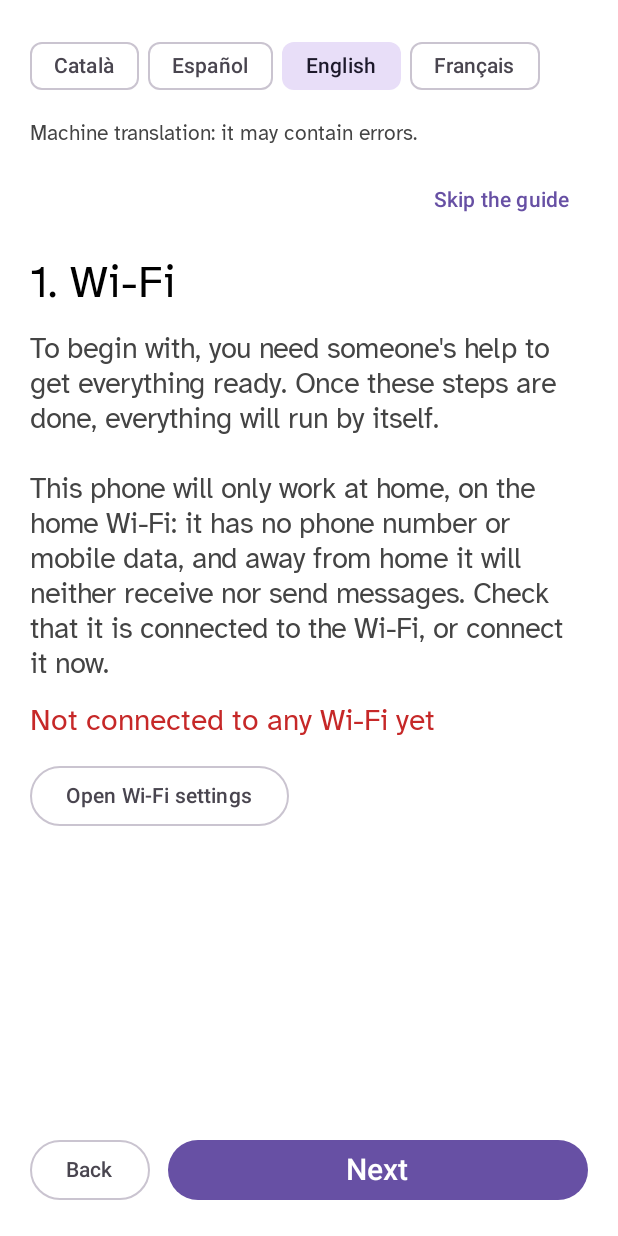
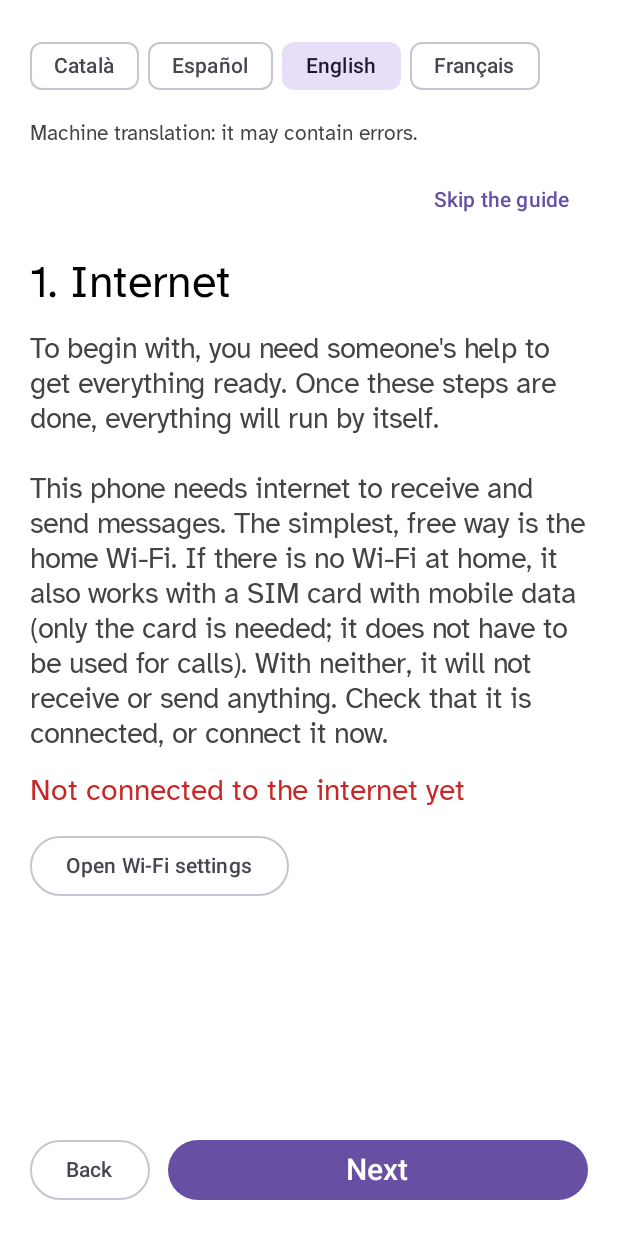
Before and after one commit to ciberedu2020-cloud/comunicador_maria_rosa, an Android app built with Jetpack Compose: the screen it shows after launch (MainActivity), after a tap on "Next", on a phone screen of 412 x 824 dp. Run offline under Robolectric (Android 15) with nearby library versions, the phone set to English and light mode, and no system bars; network calls fail; pictures from the network do not load.

Commit message:
Internet per Wi-Fi o dades mòbils, no només Wi-Fi
Co-Authored-By: Claude Sonnet 5.5 <noreply@anthropic.com>

```diff
--- a/app/src/main/java/cat/mariarosa/app/Net.kt
+++ b/app/src/main/java/cat/mariarosa/app/Net.kt
@@ -4,10 +4,10 @@ import android.content.Context
 import android.net.ConnectivityManager
 import android.net.NetworkCapabilities
 
-/** True when the phone is connected to a Wi-Fi network (the only connection this app is meant to use). */
-fun wifiConnected(context: Context): Boolean = try {
+/** True when the phone has an internet connection, whether by Wi-Fi or by a SIM card's data. */
+fun internetConnected(context: Context): Boolean = try {
     val cm = context.getSystemService(Context.CONNECTIVITY_SERVICE) as ConnectivityManager
-    cm.getNetworkCapabilities(cm.activeNetwork)?.hasTransport(NetworkCapabilities.TRANSPORT_WIFI) == true
+    cm.getNetworkCapabilities(cm.activeNetwork)?.hasCapability(NetworkCapabilities.NET_CAPABILITY_INTERNET) == true
 } catch (_: Exception) {
     false
 }
--- a/app/src/main/java/cat/mariarosa/app/SettingsScreen.kt
+++ b/app/src/main/java/cat/mariarosa/app/SettingsScreen.kt
@@ -110,7 +110,7 @@ fun SettingsScreen(
     var botName by remember { mutableStateOf<String?>(null) }
     var botChecked by remember { mutableStateOf(false) }
     var stranger by remember { mutableStateOf(prefs.stranger) }
-    var wifi by remember { mutableStateOf(wifiConnected(context)) }
+    var wifi by remember { mutableStateOf(internetConnected(context)) }
     var showLevels by remember { mutableStateOf(false) }
 
     LaunchedEffect(Unit) {
@@ -122,7 +122,7 @@ fun SettingsScreen(
     // Wi-Fi and newcomers are kept up to date while this screen is open.
     LaunchedEffect(Unit) {
         while (true) {
-            wifi = wifiConnected(context)
+            wifi = internetConnected(context)
             stranger = prefs.stranger
             delay(2_000)
         }
--- a/app/src/main/java/cat/mariarosa/app/Strings.kt
+++ b/app/src/main/java/cat/mariarosa/app/Strings.kt
@@ -120,12 +120,12 @@ object S {
     )
     val openGuide get() = tr("Obre la guia pas a pas", "Abrir la guía paso a paso", "Open the step-by-step guide", "Ouvrir le guide pas à pas")
     val nowTitle get() = tr("Com està ara", "Cómo está ahora", "How things stand", "État actuel")
-    val wifiOk get() = tr("Wi-Fi: connectat ✔", "Wi-Fi: conectado ✔", "Wi-Fi: connected ✔", "Wi-Fi : connecté ✔")
+    val wifiOk get() = tr("Internet: connectat ✔", "Internet: conectado ✔", "Internet: connected ✔", "Internet : connecté ✔")
     val wifiNo get() = tr(
-        "Wi-Fi: no connectat. Sense Wi-Fi no es poden rebre ni enviar missatges.",
-        "Wi-Fi: no conectado. Sin Wi-Fi no se pueden recibir ni enviar mensajes.",
-        "Wi-Fi: not connected. Without Wi-Fi no messages can be received or sent.",
-        "Wi-Fi : non connecté. Sans Wi-Fi, impossible de recevoir ou d'envoyer des messages.",
+        "Internet: no connectat. Sense internet no es poden rebre ni enviar missatges.",
+        "Internet: no conectado. Sin internet no se pueden recibir ni enviar mensajes.",
+        "Internet: not connected. Without internet no messages can be received or sent.",
+        "Internet : non connecté. Sans internet, impossible de recevoir ou d'envoyer des messages.",
     )
     val connectWifi get() = tr("Connecta al Wi-Fi", "Conectar al Wi-Fi", "Connect to Wi-Fi", "Se connecter au Wi-Fi")
     val changeWifi get() = tr("Canvia de Wi-Fi", "Cambiar de Wi-Fi", "Change Wi-Fi", "Changer de Wi-Fi")
--- a/app/src/main/java/cat/mariarosa/app/TutorialScreen.kt
+++ b/app/src/main/java/cat/mariarosa/app/TutorialScreen.kt
@@ -62,13 +62,14 @@ internal val Ca = Words(
     welcomeBody = "Aquesta aplicació està pensada per a persones que tenen dificultats per fer servir un mòbil, " +
         "i permet comunicar-se per veu amb uns pocs usuaris.\n\n" +
         "Aquesta guia és opcional: serveix per deixar l'app a punt amb només aquest mòbil, sense ordinador. " +
-        "Els passos són: el Wi-Fi, el bot de Telegram, qui hi parlarà, un PIN opcional i, si vols, fixar l'app a la pantalla. " +
+        "Els passos són: la connexió a internet, el bot de Telegram, qui hi parlarà, un PIN opcional i, si vols, fixar l'app a la pantalla. " +
         "Pots saltar-la ara i tornar-hi des de «Programació».",
-    wifiTitle = "1. Wi-Fi",
+    wifiTitle = "1. Internet",
     wifiBody = "Per començar, necessites l'ajuda d'algú per deixar-ho tot a punt. Un cop fetes aquestes pautes, després ja anirà tot sol.\n\n" +
-        "Aquest mòbil només funcionarà a casa, amb el Wi-Fi de la casa: no té número de telèfon ni dades mòbils, " +
-        "i fora de casa no rebrà ni enviarà missatges. Comprova que estigui connectat al Wi-Fi, o connecta'l ara.",
-    wifiOn = "Connectat al Wi-Fi ✔", wifiOff = "Encara no està connectat a cap Wi-Fi", wifiBtn = "Obre els ajustos de Wi-Fi",
+        "Aquest mòbil necessita internet per rebre i enviar missatges. La manera més senzilla i gratuïta és el Wi-Fi de casa. " +
+        "Si a casa no hi ha Wi-Fi, també funciona amb una targeta SIM amb dades mòbils (només cal la targeta; no cal fer-la servir per trucar). " +
+        "Sense cap de les dues, no rebrà ni enviarà res. Comprova que estigui connectat, o connecta'l ara.",
+    wifiOn = "Connectat a internet ✔", wifiOff = "Encara no està connectat a internet", wifiBtn = "Obre els ajustos de Wi-Fi",
     botTitle = "2. El bot de Telegram",
     botSteps = "Necessites tenir instal·lada l'aplicació Telegram en algun mòbil per poder preparar això. " +
         "Cada aparell té el seu propi bot, que crees tu.\n\n" +
@@ -115,13 +116,14 @@ private val Es = Words(
     welcomeBody = "Esta aplicación está pensada para personas con dificultades para usar un móvil, " +
         "y permite comunicarse por voz con unos pocos usuarios.\n\n" +
         "Esta guía es opcional: sirve para dejar la app lista solo con este móvil, sin ordenador. " +
-        "Los pasos son: el Wi-Fi, el bot de Telegram, quién hablará, un PIN opcional y, si quieres, fijar la app en la pantalla. " +
+        "Los pasos son: la conexión a internet, el bot de Telegram, quién hablará, un PIN opcional y, si quieres, fijar la app en la pantalla. " +
         "Puedes saltarla ahora y volver desde «Programación».",
-    wifiTitle = "1. Wi-Fi",
+    wifiTitle = "1. Internet",
     wifiBody = "Para empezar, necesitas la ayuda de alguien para dejarlo todo listo. Una vez hechas estas pautas, después todo irá solo.\n\n" +
-        "Este móvil solo funcionará en casa, con el Wi-Fi de la casa: no tiene número de teléfono ni datos móviles, " +
-        "y fuera de casa no recibirá ni enviará mensajes. Comprueba que esté conectado al Wi-Fi, o conéctalo ahora.",
-    wifiOn = "Conectado al Wi-Fi ✔", wifiOff = "Aún no está conectado a ningún Wi-Fi", wifiBtn = "Abrir los ajustes de Wi-Fi",
+        "Este móvil necesita internet para recibir y enviar mensajes. La forma más sencilla y gratuita es el Wi-Fi de casa. " +
+        "Si en casa no hay Wi-Fi, también funciona con una tarjeta SIM con datos móviles (solo hace falta la tarjeta; no hace falta usarla para llamar). " +
+        "Sin ninguna de las dos, no recibirá ni enviará nada. Comprueba que esté conectado, o conéctalo ahora.",
+    wifiOn = "Conectado a internet ✔", wifiOff = "Aún no está conectado a internet", wifiBtn = "Abrir los ajustes de Wi-Fi",
     botTitle = "2. El bot de Telegram",
     botSteps = "Necesitas tener instalada la aplicación Telegram en algún móvil para poder preparar esto. " +
         "Cada aparato tiene su propio bot, que creas tú.\n\n" +
@@ -168,13 +170,14 @@ private val En = Words(
     welcomeBody = "This app is meant for people who have difficulty using a phone, " +
         "and lets them communicate by voice with a few people.\n\n" +
         "This guide is optional: it gets the app ready using only this phone, no computer. " +
-        "The steps are: Wi-Fi, the Telegram bot, who will be talking, an optional PIN and, if you wish, pinning the app to the screen. " +
+        "The steps are: the internet connection, the Telegram bot, who will be talking, an optional PIN and, if you wish, pinning the app to the screen. " +
         "You can skip it now and come back from \"Programming\".",
-    wifiTitle = "1. Wi-Fi",
+    wifiTitle = "1. Internet",
     wifiBody = "To begin with, you need someone's help to get everything ready. Once these steps are done, everything will run by itself.\n\n" +
-        "This phone will only work at home, on the home Wi-Fi: it has no phone number or mobile data, " +
-        "and away from home it will neither receive nor send messages. Check that it is connected to the Wi-Fi, or connect it now.",
-    wifiOn = "Connected to Wi-Fi ✔", wifiOff = "Not connected to any Wi-Fi yet", wifiBtn = "Open Wi-Fi settings",
+        "This phone needs internet to receive and send messages. The simplest, free way is the home Wi-Fi. " +
+        "If there is no Wi-Fi at home, it also works with a SIM card with mobile data (only the card is needed; it does not have to be used for calls). " +
+        "With neither, it will not receive or send anything. Check that it is connected, or connect it now.",
+    wifiOn = "Connected to the internet ✔", wifiOff = "Not connected to the internet yet", wifiBtn = "Open Wi-Fi settings",
     botTitle = "2. The Telegram bot",
     botSteps = "You need the Telegram app installed on some phone to be able to set this up. " +
         "Each phone has its own bot, which you create.\n\n" +
@@ -221,13 +224,14 @@ private val Fr = Words(
     welcomeBody = "Cette application est conçue pour les personnes qui ont du mal à utiliser un téléphone portable, " +
         "et leur permet de communiquer par la voix avec quelques personnes.\n\n" +
         "Ce guide est facultatif : il permet de préparer l'application avec ce seul téléphone, sans ordinateur. " +
-        "Les étapes sont : le Wi-Fi, le bot Telegram, qui parlera, un PIN facultatif et, si vous le souhaitez, épingler l'application à l'écran. " +
+        "Les étapes sont : la connexion internet, le bot Telegram, qui parlera, un PIN facultatif et, si vous le souhaitez, épingler l'application à l'écran. " +
         "Vous pouvez le passer maintenant et y revenir depuis « Programmation ».",
-    wifiTitle = "1. Wi-Fi",
+    wifiTitle = "1. Internet",
     wifiBody = "Pour commencer, vous avez besoin de l'aide de quelqu'un pour tout préparer. Une fois ces étapes faites, tout se fera ensuite tout seul.\n\n" +
-        "Ce téléphone ne fonctionnera qu'à la maison, avec le Wi-Fi de la maison : il n'a ni numéro de téléphone ni données mobiles, " +
-        "et hors de la maison il ne recevra ni n'enverra de messages. Vérifiez qu'il est connecté au Wi-Fi, ou connectez-le maintenant.",
-    wifiOn = "Connecté au Wi-Fi ✔", wifiOff = "Pas encore connecté à un Wi-Fi", wifiBtn = "Ouvrir les réglages Wi-Fi",
+        "Ce téléphone a besoin d'internet pour recevoir et envoyer des messages. Le plus simple et gratuit est le Wi-Fi de la maison. " +
+        "S'il n'y a pas de Wi-Fi à la maison, il fonctionne aussi avec une carte SIM avec données mobiles (seule la carte est nécessaire ; inutile de s'en servir pour téléphoner). " +
+        "Sans aucun des deux, il ne recevra ni n'enverra rien. Vérifiez qu'il est connecté, ou connectez-le maintenant.",
+    wifiOn = "Connecté à internet ✔", wifiOff = "Pas encore connecté à internet", wifiBtn = "Ouvrir les réglages Wi-Fi",
     botTitle = "2. Le bot Telegram",
     botSteps = "Il vous faut l'application Telegram installée sur un téléphone pour pouvoir préparer cela. " +
         "Chaque appareil a son propre bot, que vous créez.\n\n" +
@@ -305,7 +309,7 @@ fun TutorialScreen(
     var number by remember { mutableStateOf("") }
     var saved by remember { mutableStateOf(false) }
     var showLevels by remember { mutableStateOf(false) }
-    var wifi by remember { mutableStateOf(wifiConnected(context)) }
+    var wifi by remember { mutableStateOf(internetConnected(context)) }
     var pin by remember { mutableStateOf(prefs.pin) }
     var stranger by remember { mutableStateOf(prefs.stranger) }
     var contactsNow by remember { mutableStateOf(AppConfig.load(context).contacts.filter { it.telegramId != null }) }
@@ -320,7 +324,7 @@ fun TutorialScreen(
     LaunchedEffect(Unit) {
         while (true) {
             stranger = prefs.stranger
-            wifi = wifiConnected(context)
+            wifi = internetConnected(context)
             delay(2_000)
         }
     }
```
Also changed, not shown: 1 other file.
